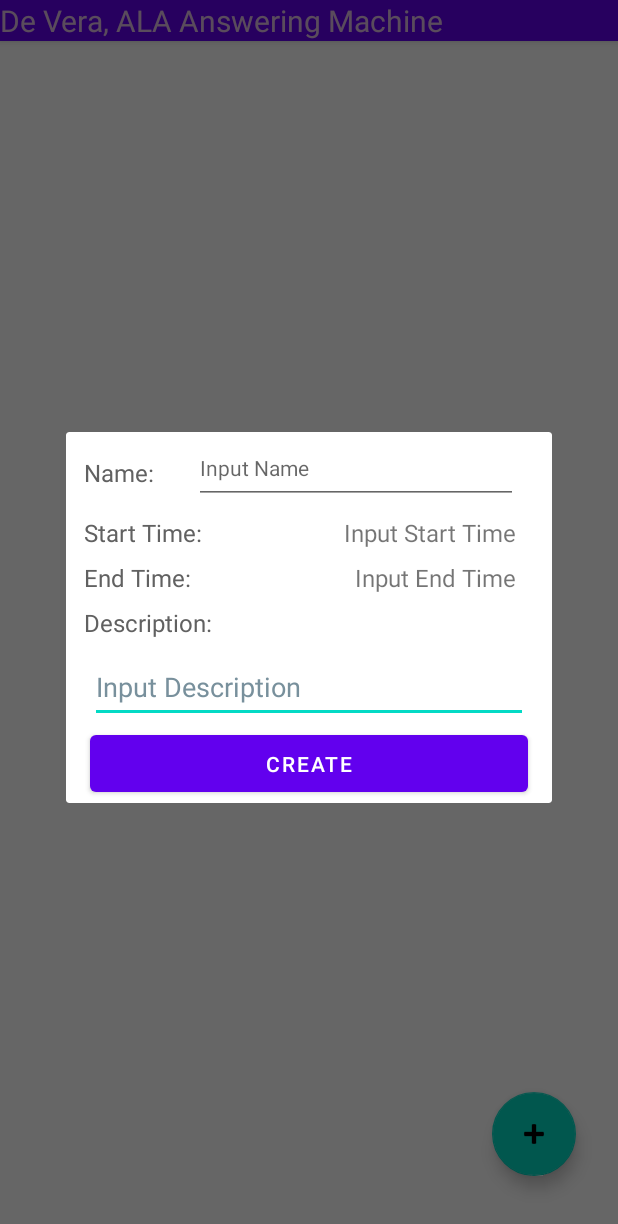
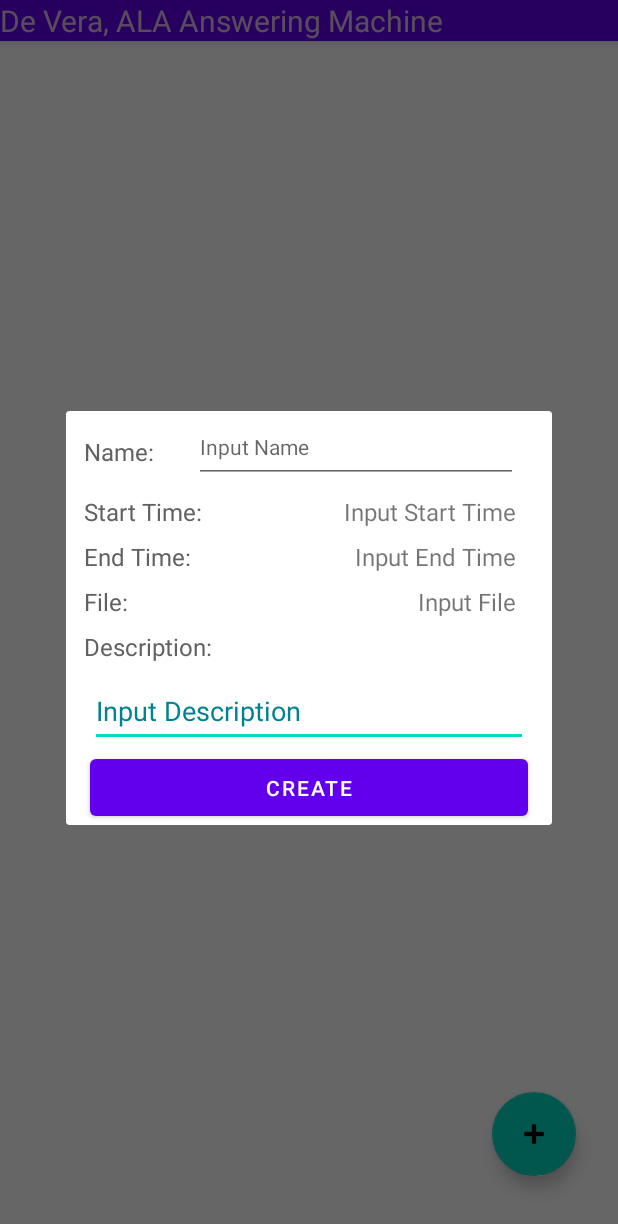
Before and after one commit to Admaen/AnsweringMachineProject, an Android app: the screen it shows after launch (MainActivity), after a tap on "Add Answering Machine Instance", on a phone screen of 412 x 824 dp. Shown: the top 1224 px of the screen. Run offline under Robolectric (Android 15) with nearby library versions, the phone set to English and light mode, and no system bars.

Commit message:
added viewholder

```diff
--- a/DeVeraAnsweringMachineALA/app/src/main/java/com/example/deveraansweringmachineala/MainActivity.java
+++ b/DeVeraAnsweringMachineALA/app/src/main/java/com/example/deveraansweringmachineala/MainActivity.java
@@ -42,9 +42,9 @@ public class MainActivity extends AppCompatActivity {
         createInstanceDialog.setCancelable(true);
         createInstanceDialog.setContentView(R.layout.create_instance);
 
-        Button pressCreate = (Button) createInstanceDialog.findViewById(R.id.buttonCreate);
+        Button pressCreate = createInstanceDialog.findViewById(R.id.buttonCreate);
 
-//        pressCreate.setOnClickListener(view -> );
+        pressCreate.setOnClickListener(view -> createInstanceDialog.dismiss());
 
 
 
--- a/DeVeraAnsweringMachineALA/app/src/main/res/layout/create_instance.xml
+++ b/DeVeraAnsweringMachineALA/app/src/main/res/layout/create_instance.xml
@@ -1,13 +1,12 @@
 <?xml version="1.0" encoding="utf-8"?>
 <androidx.constraintlayout.widget.ConstraintLayout xmlns:android="http://schemas.android.com/apk/res/android"
     xmlns:app="http://schemas.android.com/apk/res-auto"
-    xmlns:tools="http://schemas.android.com/tools"
     android:layout_width="match_parent"
     android:layout_height="match_parent">
 
     <androidx.constraintlayout.widget.ConstraintLayout
         android:layout_width="308dp"
-        android:layout_height="247dp"
+        android:layout_height="wrap_content"
         android:layout_marginStart="8dp"
         android:layout_marginEnd="8dp"
         app:layout_constraintEnd_toEndOf="parent"
@@ -33,6 +32,18 @@
             android:layout_marginStart="4dp"
             android:layout_marginTop="8dp"
             android:text="@string/placeholderDesc"
+            android:textColor="#616161"
+            android:textSize="16sp"
+            app:layout_constraintStart_toStartOf="parent"
+            app:layout_constraintTop_toBottomOf="@+id/createAudioPlaceholder" />
+
+        <TextView
+            android:id="@+id/createAudioPlaceholder"
+            android:layout_width="wrap_content"
+            android:layout_height="wrap_content"
+            android:layout_marginStart="4dp"
+            android:layout_marginTop="8dp"
+            android:text="@string/placeholderFile"
             android:textColor="#616161"
             android:textSize="16sp"
             app:layout_constraintStart_toStartOf="parent"
@@ -83,7 +94,7 @@
             android:layout_marginEnd="8dp"
             android:hint="@string/hintDesc"
             android:minHeight="48dp"
-            android:textColorHint="#78909C"
+            android:textColorHint="#00838F"
             app:layout_constraintEnd_toEndOf="parent"
             app:layout_constraintStart_toStartOf="parent"
             app:layout_constraintTop_toBottomOf="@+id/createDescPlaceholder" />
@@ -130,6 +141,16 @@
             app:layout_constraintEnd_toEndOf="parent"
             app:layout_constraintTop_toTopOf="@+id/createEndPlaceholder" />
 
+        <TextView
+            android:id="@+id/createendTime2"
+            android:layout_width="wrap_content"
+            android:layout_height="wrap_content"
+            android:layout_marginEnd="16dp"
+            android:text="@string/create_input_file"
+            android:textSize="16sp"
+            app:layout_constraintEnd_toEndOf="parent"
+            app:layout_constraintTop_toTopOf="@+id/createAudioPlaceholder" />
+
     </androidx.constraintlayout.widget.ConstraintLayout>
 
 </androidx.constraintlayout.widget.ConstraintLayout>
--- a/DeVeraAnsweringMachineALA/app/src/main/res/values/strings.xml
+++ b/DeVeraAnsweringMachineALA/app/src/main/res/values/strings.xml
@@ -9,8 +9,9 @@
     <string name="placeholderTitle">Name: </string>
     <string name="amTitle">Busy Right Now</string>
     <string name="placeholderTime">Time:  </string>
-    <string name="instanceTime">9:00-13:00  </string>
+    <string name="instanceTime">9:00 13:00  </string>
     <string name="placeholderDesc">Description: </string>
+    <string name="placeholderFile">File: </string>
     <string name="descContent">This is a placeholder content description for the app.</string>
 
     <string name="createTitle">Name: </string>
@@ -21,6 +22,7 @@
     <string name="deleteButton">DELETE</string>
     <string name="hintDesc">Input Description</string>
     <string name="createCreate">Create</string>
+    <string name="create_input_file">Input File</string>
     <string name="create_input_name">Input Name</string>
     <string name="create_input_start_time">Input Start Time</string>
     <string name="create_input_end_time">Input End Time</string>
--- a/DeVeraAnsweringMachineALA/build.gradle
+++ b/DeVeraAnsweringMachineALA/build.gradle
@@ -1,7 +1,7 @@
 // Top-level build file where you can add configuration options common to all sub-projects/modules.
 plugins {
-    id 'com.android.application' version '7.2.1' apply false
-    id 'com.android.library' version '7.2.1' apply false
+    id 'com.android.application' version '7.2.2' apply false
+    id 'com.android.library' version '7.2.2' apply false
 }
 
 task clean(type: Delete) {
```
Also changed, not shown: DeVeraAnsweringMachineALA/app/src/main/java/com/example/deveraansweringmachineala/InstanceAdapter.java (+15 -2 lines).
